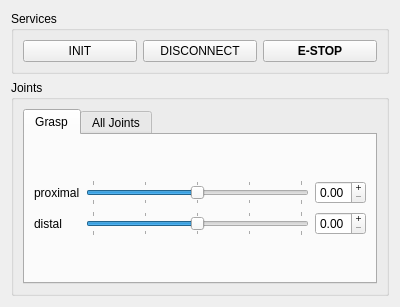
This is resource/ui/SchunkJoints.ui in christian-rauch/schunk_ui as Qt 5 draws it before an edit. The edited form follows.
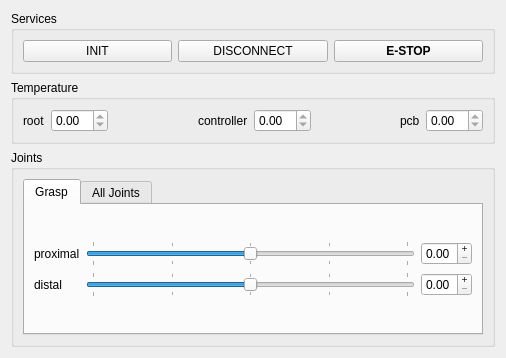
This is the edited form.

Commit message: show temperature for root, controller and pcb

What changed in the file:
```diff
--- a/resource/ui/SchunkJoints.ui
+++ b/resource/ui/SchunkJoints.ui
@@ -6,8 +6,8 @@
    <rect>
     <x>0</x>
     <y>0</y>
-    <width>400</width>
-    <height>307</height>
+    <width>506</width>
+    <height>358</height>
    </rect>
   </property>
   <property name="windowTitle">
@@ -50,6 +50,87 @@
      </layout>
     </widget>
    </item>
+   <item>
+    <widget class="QGroupBox" name="group_temp">
+     <property name="title">
+      <string>Temperature</string>
+     </property>
+     <layout class="QGridLayout" name="gridLayout_2">
+      <item row="0" column="0">
+       <layout class="QGridLayout" name="temp_layout">
+        <item row="0" column="5">
+         <spacer name="horizontalSpacer_2">
+          <property name="orientation">
+           <enum>Qt::Horizontal</enum>
+          </property>
+          <property name="sizeHint" stdset="0">
+           <size>
+            <width>40</width>
+            <height>20</height>
+           </size>
+          </property>
+         </spacer>
+        </item>
+        <item row="0" column="0">
+         <widget class="QLabel" name="label_root">
+          <property name="text">
+           <string>root</string>
+          </property>
+         </widget>
+        </item>
+        <item row="0" column="6">
+         <widget class="QLabel" name="label_pcb">
+          <property name="text">
+           <string>pcb</string>
+          </property>
+         </widget>
+        </item>
+        <item row="0" column="3">
+         <widget class="QLabel" name="label_ctrl">
+          <property name="text">
+           <string>controller</string>
+          </property>
+         </widget>
+        </item>
+        <item row="0" column="4">
+         <widget class="QDoubleSpinBox" name="spin_ctrl">
+          <property name="readOnly">
+           <bool>true</bool>
+          </property>
+         </widget>
+        </item>
+        <item row="0" column="7">
+         <widget class="QDoubleSpinBox" name="spin_pcb">
+          <property name="readOnly">
+           <bool>true</bool>
+          </property>
+         </widget>
+        </item>
+        <item row="0" column="2">
+         <spacer name="horizontalSpacer">
+          <property name="orientation">
+           <enum>Qt::Horizontal</enum>
+          </property>
+          <property name="sizeHint" stdset="0">
+           <size>
+            <width>40</width>
+            <height>20</height>
+           </size>
+          </property>
+         </spacer>
+        </item>
+        <item row="0" column="1">
+         <widget class="QDoubleSpinBox" name="spin_root">
+          <property name="readOnly">
+           <bool>true</bool>
+          </property>
+         </widget>
+        </item>
+       </layout>
+      </item>
+     </layout>
+    </widget>
+   </item>
    <item>
     <widget class="QGroupBox" name="group_joints">
      <property name="title">
```
The commit also changes 2 other files.
